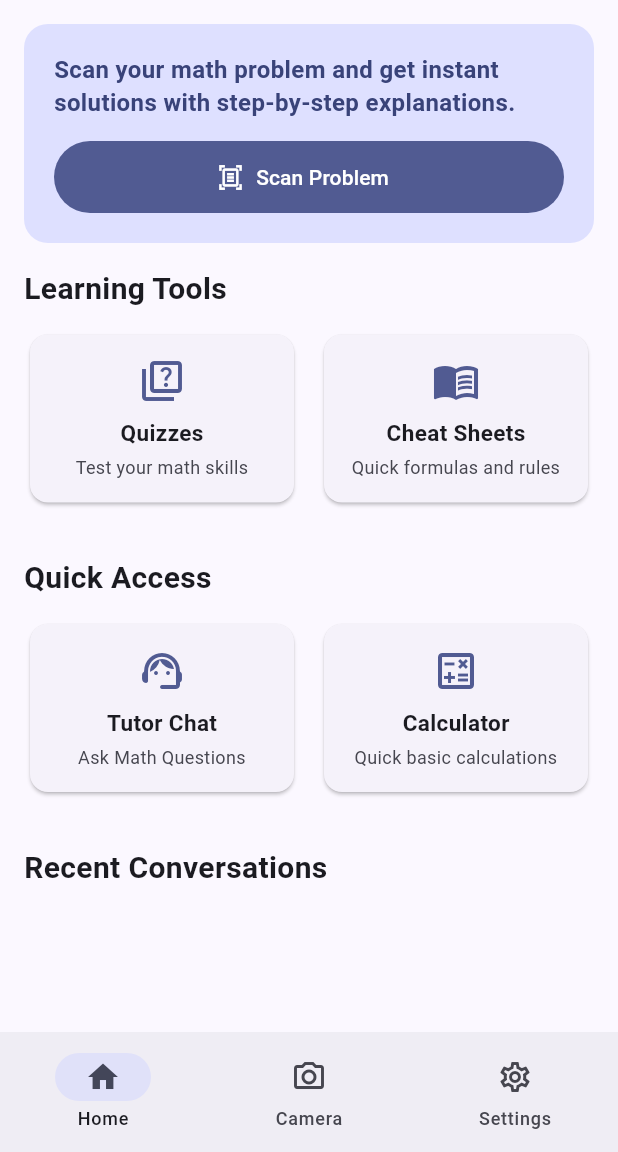
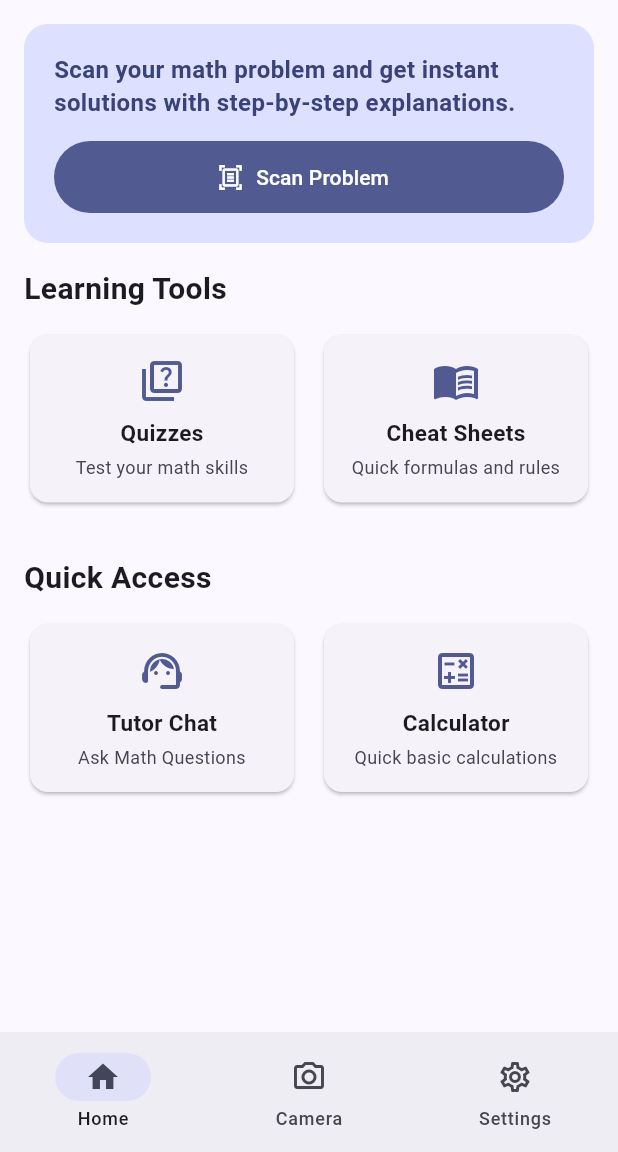
Before and after one commit to mhouston8/Math-Copilot-AI, a Flutter app: the screen it shows after launch, after a tap on "Skip", on a phone screen of 412 x 824 dp, the part 84-1236 px from its top. Run offline on Flutter 3.47's test engine with Material 3 defaults, Android fonts, the phone set to English and light mode, and no system bars; our stand-ins replace image_picker, shared_preferences, supabase_flutter; missing offline and left inert: purchases_flutter, purchases_ui_flutter; accounts and stored records are empty; network calls fail.

Commit message:
Remove Recent Conversations from home screen.
Simplify Home to focus on scan, learning tools, and quick access by removing conversation loading, list rendering, and related empty/error states.

Made-with: Cursor

```diff
--- a/lib/screens/home_screen.dart
+++ b/lib/screens/home_screen.dart
@@ -1,9 +1,6 @@
 import 'package:flutter/material.dart';
 import 'package:image_picker/image_picker.dart';
 
-import '../models/conversation.dart';
-import '../services/supabase_service.dart';
-import 'chat_screen.dart';
 import 'calculator_screen.dart';
 import 'cheat_sheets_screen.dart';
 import 'quiz_screen.dart';
@@ -18,80 +15,6 @@ class HomeScreen extends StatefulWidget {
 }
 
 class _HomeScreenState extends State<HomeScreen> {
-  final SupabaseService _supabaseService = SupabaseService();
-
-  List<Conversation> _conversations = [];
-  bool _isLoading = true;
-  String? _error;
-
-  @override
-  void initState() {
-    super.initState();
-    _loadConversations();
-  }
-
-  void _showError(String message) {
-    if (!mounted) return;
-    ScaffoldMessenger.of(
-      context,
-    ).showSnackBar(SnackBar(content: Text(message)));
-  }
-
-  Future<void> _loadConversations() async {
-    setState(() {
-      _isLoading = true;
-      _error = null;
-    });
-
-    try {
-      final conversations = await _supabaseService.getConversations();
-      setState(() {
-        _conversations = conversations;
-        _isLoading = false;
-      });
-    } catch (e) {
-      setState(() {
-        _isLoading = false;
-        _error = 'Could not load conversations.';
-      });
-      debugPrint('Failed to load conversations: $e');
-    }
-  }
-
-  Future<void> _openConversation(Conversation conversation) async {
-    try {
-      final messages = await _supabaseService.getMessages(conversation.id);
-
-      if (mounted) {
-        Navigator.push(
-          context,
-          MaterialPageRoute(
-            builder: (context) => ChatScreen(
-              imagePath: conversation.imageUrl ?? '',
-              initialResponse: '',
-              conversationId: conversation.id,
-              existingMessages: messages,
-            ),
-          ),
-        );
-      }
-    } catch (e) {
-      _showError('Could not open conversation.');
-      debugPrint('Failed to open conversation: $e');
-    }
-  }
-
-  Future<void> _deleteConversation(String id) async {
-    try {
-      await _supabaseService.deleteConversation(id);
-      _loadConversations();
-    } catch (e) {
-      _showError('Could not delete conversation.');
-      debugPrint('Failed to delete conversation: $e');
-      _loadConversations();
-    }
-  }
-
   Future<void> _scanProblem() async {
     final picker = ImagePicker();
     final XFile? photo = await picker.pickImage(source: ImageSource.camera);
@@ -108,13 +31,7 @@ class _HomeScreenState extends State<HomeScreen> {
 
   @override
   Widget build(BuildContext context) {
-    if (_isLoading) {
-      return const Center(child: CircularProgressIndicator());
-    }
-
-    return RefreshIndicator(
-      onRefresh: _loadConversations,
-      child: ListView(
+    return ListView(
       physics: const AlwaysScrollableScrollPhysics(),
       padding: const EdgeInsets.all(16),
       children: [
@@ -122,53 +39,7 @@ class _HomeScreenState extends State<HomeScreen> {
         const SizedBox(height: 16),
         _buildLearningToolsSection(context),
         _buildQuickAccessSection(context),
-
-          if (_error != null && _conversations.isEmpty) _buildErrorSection() else ...[
-            Padding(
-              padding: const EdgeInsets.only(bottom: 16),
-              child: Text(
-                'Recent Conversations',
-                style: TextStyle(
-                  fontSize: 20,
-                  fontWeight: FontWeight.bold,
-                  color: Theme.of(context).colorScheme.onSurface,
-                ),
-              ),
-            ),
-            for (final conversation in _conversations)
-              Dismissible(
-                key: Key(conversation.id),
-                direction: DismissDirection.endToStart,
-                background: Container(
-                  alignment: Alignment.centerRight,
-                  padding: const EdgeInsets.only(right: 20),
-                  decoration: BoxDecoration(
-                    color: Theme.of(context).colorScheme.error,
-                    borderRadius: BorderRadius.circular(12),
-                  ),
-                  child: const Icon(Icons.delete, color: Colors.white),
-                ),
-                onDismissed: (_) {
-                  _deleteConversation(conversation.id);
-                },
-                child: Card(
-                  margin: const EdgeInsets.only(bottom: 8),
-                  child: ListTile(
-                    leading: const Icon(Icons.chat_bubble_outline),
-                    title: Text(
-                      conversation.title,
-                      maxLines: 2,
-                      overflow: TextOverflow.ellipsis,
-                    ),
-                    subtitle: Text(_formatTimeAgo(conversation.createdAt)),
-                    trailing: const Icon(Icons.chevron_right),
-                    onTap: () => _openConversation(conversation),
-                  ),
-                ),
-              ),
       ],
-        ],
-      ),
     );
   }
 
@@ -424,37 +295,6 @@ class _HomeScreenState extends State<HomeScreen> {
     );
   }
 
-  Widget _buildErrorSection() {
-    return Padding(
-      padding: const EdgeInsets.symmetric(vertical: 48),
-      child: Column(
-        children: [
-          Icon(Icons.cloud_off, size: 80, color: Colors.grey[400]),
-          const SizedBox(height: 16),
-          Text(
-            _error!,
-            textAlign: TextAlign.center,
-            style: TextStyle(fontSize: 16, color: Colors.grey[600]),
-          ),
-          const SizedBox(height: 24),
-          OutlinedButton.icon(
-            onPressed: _loadConversations,
-            icon: const Icon(Icons.refresh),
-            label: const Text('Try Again'),
-          ),
-        ],
-      ),
-    );
-  }
-
-  String _formatTimeAgo(DateTime dateTime) {
-    final diff = DateTime.now().difference(dateTime);
-    if (diff.inMinutes < 1) return 'Just now';
-    if (diff.inMinutes < 60) return '${diff.inMinutes}m ago';
-    if (diff.inHours < 24) return '${diff.inHours}h ago';
-    if (diff.inDays < 7) return '${diff.inDays}d ago';
-    return '${dateTime.month}/${dateTime.day}/${dateTime.year}';
-  }
 }
 
 class _LearningToolCard extends StatelessWidget {
```
Lines whose indentation alone changed are shown as unchanged.
